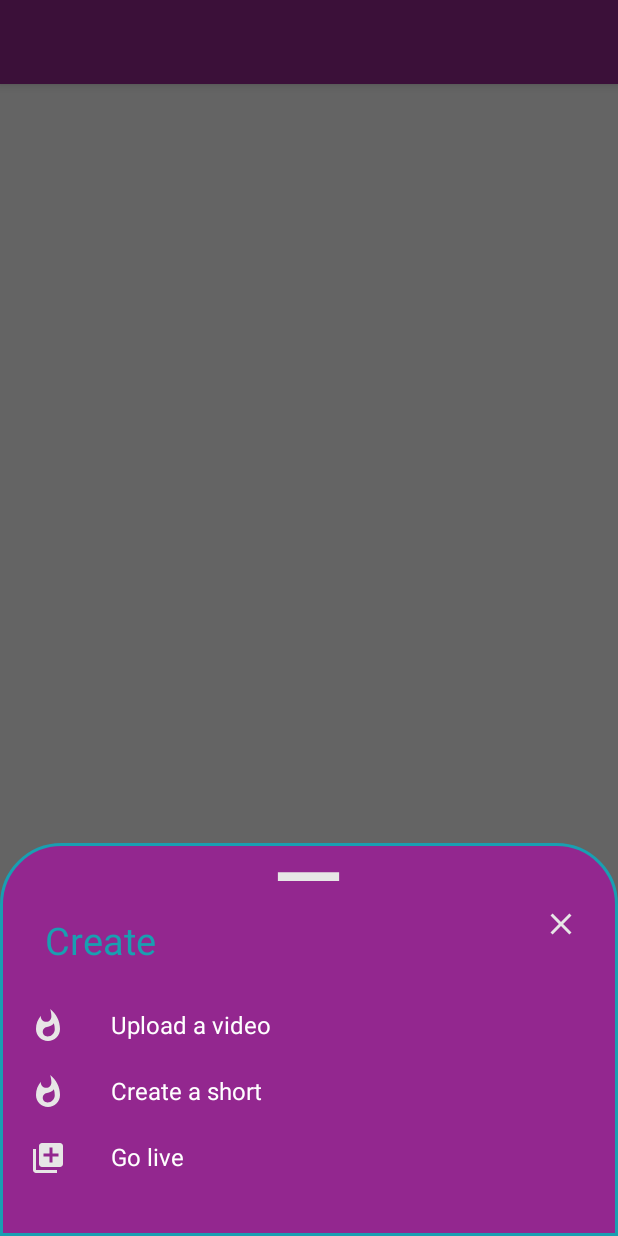
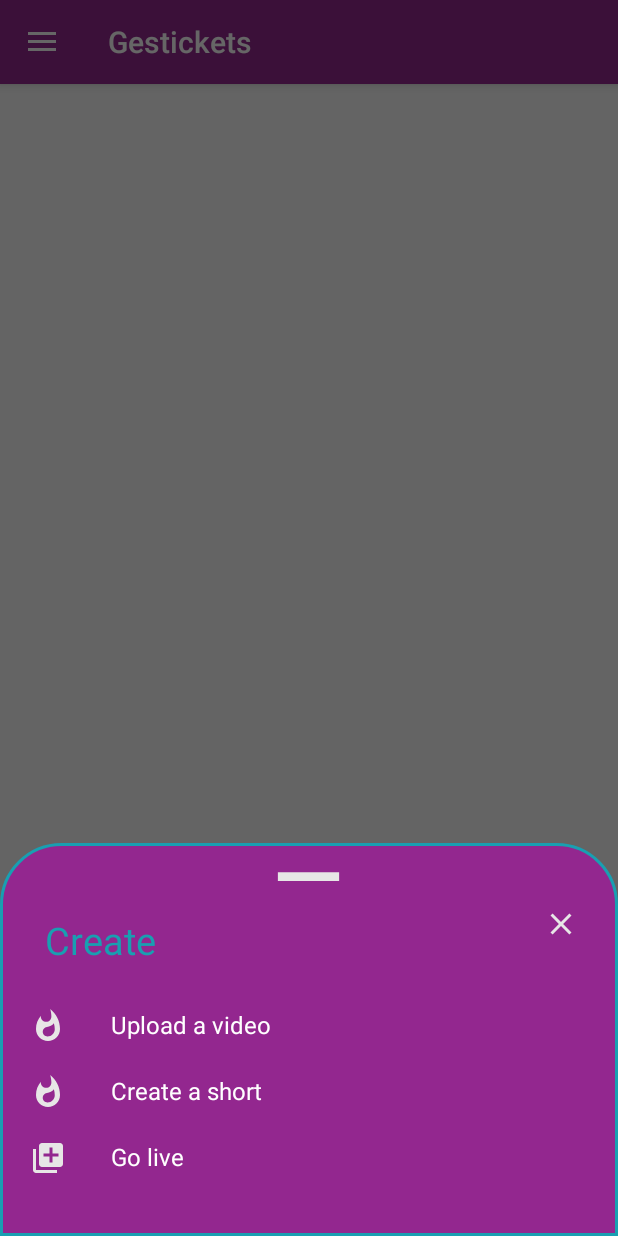
Before and after one commit to waltervillalb/TickectsGest2, an Android app: the HomeActivity screen opened directly, with no data from a screen before it, after a tap on an icon or button, on a phone screen of 412 x 824 dp. Run offline under Robolectric (Android 15) with nearby library versions, the phone set to English and light mode, and no system bars; our stand-ins replace navigation-ui; Roboto replaces fonts that are not available here; 1 statement that could not run was skipped.

Commit message:
git add gesttickets2.4

```diff
--- a/app/build.gradle
+++ b/app/build.gradle
@@ -45,6 +45,8 @@ dependencies {
     implementation 'com.firebaseui:firebase-ui-auth:8.0.2'
     implementation 'androidx.databinding:databinding-runtime:7.1.2'
     implementation 'com.google.firebase:firebase-auth:21.0.3'
+    implementation 'androidx.navigation:navigation-ui-ktx:2.4.1'
+    implementation 'androidx.preference:preference:1.2.0'
     testImplementation 'junit:junit:4.13.2'
     androidTestImplementation 'androidx.test.ext:junit:1.1.3'
     androidTestImplementation 'androidx.test.espresso:espresso-core:3.4.0'
@@ -53,4 +55,5 @@ dependencies {
     implementation 'com.google.firebase:firebase-firestore-ktx:21.0.3'
     annotationProcessor 'com.github.bumptech.glide:compiler:4.12.0'
     implementation 'com.google.firebase:firebase-appcheck-playintegrity:16.1.2'
+
 }
--- a/app/src/main/java/com/Android/tickects/HomeActivity.kt
+++ b/app/src/main/java/com/Android/tickects/HomeActivity.kt
@@ -1,5 +1,6 @@
 package com.Android.tickects
 
+import android.app.AlertDialog
 import android.app.Dialog
 import android.graphics.Color
 import android.graphics.drawable.ColorDrawable
@@ -12,12 +13,12 @@ import android.widget.FrameLayout
 import android.widget.ImageView
 import android.widget.LinearLayout
 import android.widget.Toast
-import android.widget.Toolbar
 import androidx.appcompat.app.ActionBarDrawerToggle
+import androidx.appcompat.widget.Toolbar
 import androidx.appcompat.app.AppCompatActivity
-import androidx.core.view.GravityCompat
 import androidx.drawerlayout.widget.DrawerLayout
 import androidx.fragment.app.Fragment
+import androidx.navigation.ui.AppBarConfiguration
 import com.Android.tickects.Dialogs.ContactosFragment
 import com.Android.tickects.Dialogs.EntradasFragment
 import com.Android.tickects.Dialogs.EventorFragment
@@ -26,19 +27,34 @@ import com.google.android.material.bottomnavigation.BottomNavigationView
 import com.google.android.material.floatingactionbutton.FloatingActionButton
 import com.google.android.material.navigation.NavigationView
 
-class HomeActivity : AppCompatActivity() {
+class HomeActivity : AppCompatActivity(),NavigationView.OnNavigationItemSelectedListener{
     private lateinit var fab: FloatingActionButton
     private lateinit var frameLayout: FrameLayout
     private lateinit var bottomNavigationView: BottomNavigationView
-
+    private lateinit var drawerLayout: DrawerLayout
+    private lateinit var appBarConfiguration: AppBarConfiguration
     override fun onCreate(savedInstanceState: Bundle?) {
         super.onCreate(savedInstanceState)
         setContentView(R.layout.activity_home)
+
+        val toolbar = findViewById<Toolbar>(R.id.toolbar)
+        setSupportActionBar(toolbar)
+
 
 
         bottomNavigationView = findViewById(R.id.bottomNavigationView)
         fab = findViewById(R.id.fab)
         frameLayout = findViewById(R.id.frame_layout)
+        drawerLayout= findViewById(R.id.drawer_layout)
+        val navigationView = findViewById<NavigationView>(R.id.nav_view)
+        val header = navigationView.getHeaderView(0)
+
+
+        navigationView.setNavigationItemSelectedListener(this)
+        val toggle = ActionBarDrawerToggle(this,drawerLayout,toolbar,R.string.abrir_drawer,R.string.cerrar_drawer)
+
+        drawerLayout.addDrawerListener(toggle)
+        toggle.syncState()
 
         replaceFragment(HomeFragment())
 
@@ -53,12 +69,15 @@ class HomeActivity : AppCompatActivity() {
             true
         }
 
+
+
         fab.setOnClickListener {
             showBottomDialog()
         }
 
 
     }
+
 
     private fun replaceFragment(fragment: Fragment) {
         val fragmentManager = supportFragmentManager
@@ -100,4 +119,19 @@ class HomeActivity : AppCompatActivity() {
         dialog.window?.attributes?.windowAnimations = R.style.CustomActivityAnimation
         dialog.window?.setGravity(Gravity.BOTTOM)
     }
+
+    override fun onNavigationItemSelected(item: MenuItem): Boolean {
+        TODO("Not yet implemented")
+    }
+    override fun onBackPressed() {
+        val alertDialogBuilder = AlertDialog.Builder(this)
+        alertDialogBuilder.setMessage("¿Desea salir de la aplicación?")
+        alertDialogBuilder.setPositiveButton("Sí") { _, _ ->
+            super.onBackPressed()
+        }
+        alertDialogBuilder.setNegativeButton("No") { _, _ -> }
+        val alertDialog = alertDialogBuilder.create()
+        alertDialog.show()
+    }
+
 }
--- a/app/src/main/res/layout/activity_home.xml
+++ b/app/src/main/res/layout/activity_home.xml
@@ -13,6 +13,13 @@
         android:layout_width="match_parent"
         android:layout_height="match_parent"
         android:orientation="vertical">
+
+
+        <com.google.android.material.appbar.AppBarLayout
+            android:id="@+id/appBarLayout"
+            android:layout_width="match_parent"
+            android:layout_height="wrap_content"
+            android:theme="@style/ThemeOverlay.AppCompat.Dark.ActionBar">
         <androidx.appcompat.widget.Toolbar
             android:layout_width="match_parent"
             android:layout_height="56dp"
@@ -21,10 +28,15 @@
             android:background="@color/color3"
             android:theme="@style/ThemeOverlay.AppCompat.Dark.ActionBar"
             android:popupTheme="@style/ThemeOverlay.AppCompat.Light"/>
+        </com.google.android.material.appbar.AppBarLayout>
+
+
+
         <FrameLayout
             android:layout_width="match_parent"
             android:layout_height="match_parent"
-            android:id="@+id/frame_layout"/>
+            android:id="@+id/frame_layout"
+            android:layout_below='@id/appBarLayout'/>
     </LinearLayout>
     <com.google.android.material.navigation.NavigationView
         android:layout_width="wrap_content"
--- a/app/src/main/res/menu/nav_menu.xml
+++ b/app/src/main/res/menu/nav_menu.xml
@@ -3,17 +3,9 @@
     <group
         android:checkableBehavior="single">
         <item
-            android:id="@+id/nav_home"
-            android:icon="@drawable/baseline_home_24"
-            android:title="Inicio"/>
-        <item
             android:id="@+id/nav_settings"
             android:icon="@drawable/baseline_settings_24"
             android:title="Configuración"/>
-        <item
-            android:id="@+id/nav_share"
-            android:icon="@drawable/baseline_share_24"
-            android:title="Compartir"/>
         <item
             android:id="@+id/nav_about"
             android:icon="@drawable/baseline_info_24"
```
Also changed, not shown: app/src/main/java/com/Android/tickects/CreateUserActivity.kt (+109 -54 lines), app/src/main/res/layout/validatephone_number.xml (+14 -7 lines), app/src/main/res/values/arrays.xml (+12 -2 lines), app/src/main/res/values/strings.xml (+18 -0 lines).
